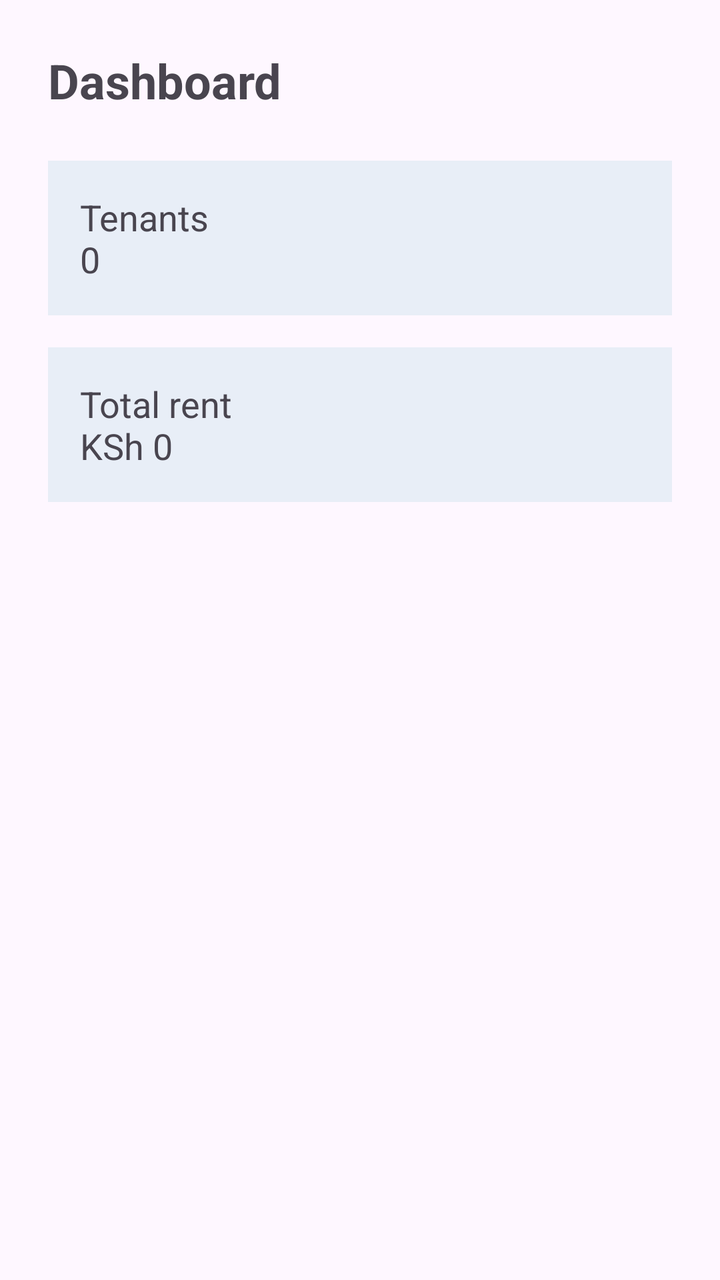
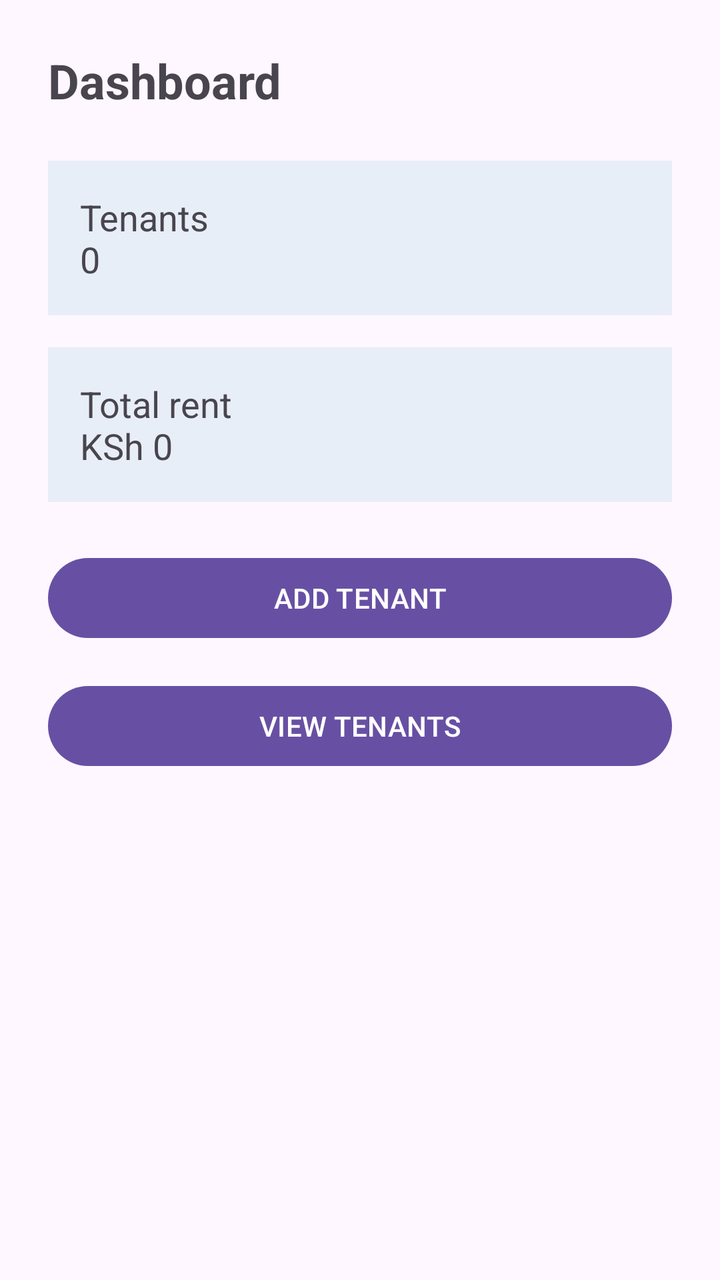

Compare the two renders of this Android layout. The source of the first and the diff that turns it into the second are given below.
<!-- AndroidManifest.xml: application theme Theme.TenantManagementSytem -->
<!-- res/layout/fragment_dashboard.xml -->
<?xml version="1.0" encoding="utf-8"?>
<androidx.constraintlayout.widget.ConstraintLayout
    xmlns:android="http://schemas.android.com/apk/res/android"
    xmlns:app="http://schemas.android.com/apk/res-auto"
    android:layout_width="match_parent"
    android:layout_height="match_parent"
    android:padding="24dp">

    <TextView
        android:id="@+id/dashboardTitleTextView"
        android:layout_width="wrap_content"
        android:layout_height="wrap_content"
        android:text="Dashboard"
        android:textSize="24sp"
        android:textStyle="bold"
        app:layout_constraintTop_toTopOf="parent"
        app:layout_constraintStart_toStartOf="parent" />

    <TextView
        android:id="@+id/tenantCountTextView"
        android:layout_width="0dp"
        android:layout_height="wrap_content"
        android:text="Tenants\n0"
        android:textSize="18sp"
        android:padding="16dp"
        android:background="#E8EEF7"
        android:layout_marginTop="24dp"
        app:layout_constraintTop_toBottomOf="@id/dashboardTitleTextView"
        app:layout_constraintStart_toStartOf="parent"
        app:layout_constraintEnd_toEndOf="parent" />

    <TextView
        android:id="@+id/totalRentTextView"
        android:layout_width="0dp"
        android:layout_height="wrap_content"
        android:text="Total rent\nKSh 0"
        android:textSize="18sp"
        android:padding="16dp"
        android:background="#E8EEF7"
        android:layout_marginTop="16dp"
        app:layout_constraintTop_toBottomOf="@id/tenantCountTextView"
        app:layout_constraintStart_toStartOf="parent"
        app:layout_constraintEnd_toEndOf="parent" />

</androidx.constraintlayout.widget.ConstraintLayout>
<!-- resources referenced by this layout -->
<resources>
  <style name="Theme.TenantManagementSytem" parent="Base.Theme.TenantManagementSytem" />
  <style name="Base.Theme.TenantManagementSytem" parent="Theme.Material3.DayNight.NoActionBar">
          
          
      </style>
</resources>

<!-- the commit's change to res/layout/fragment_dashboard.xml (unified diff, before → after) -->
@@ -42,4 +42,24 @@
         app:layout_constraintStart_toStartOf="parent"
         app:layout_constraintEnd_toEndOf="parent" />
 
+    <Button
+        android:id="@+id/addTenantButton"
+        android:layout_width="0dp"
+        android:layout_height="wrap_content"
+        android:text="ADD TENANT"
+        android:layout_marginTop="24dp"
+        app:layout_constraintTop_toBottomOf="@id/totalRentTextView"
+        app:layout_constraintStart_toStartOf="parent"
+        app:layout_constraintEnd_toEndOf="parent" />
+
+    <Button
+        android:id="@+id/viewTenantsButton"
+        android:layout_width="0dp"
+        android:layout_height="wrap_content"
+        android:text="VIEW TENANTS"
+        android:layout_marginTop="16dp"
+        app:layout_constraintTop_toBottomOf="@id/addTenantButton"
+        app:layout_constraintStart_toStartOf="parent"
+        app:layout_constraintEnd_toEndOf="parent" />
+
 </androidx.constraintlayout.widget.ConstraintLayout>
